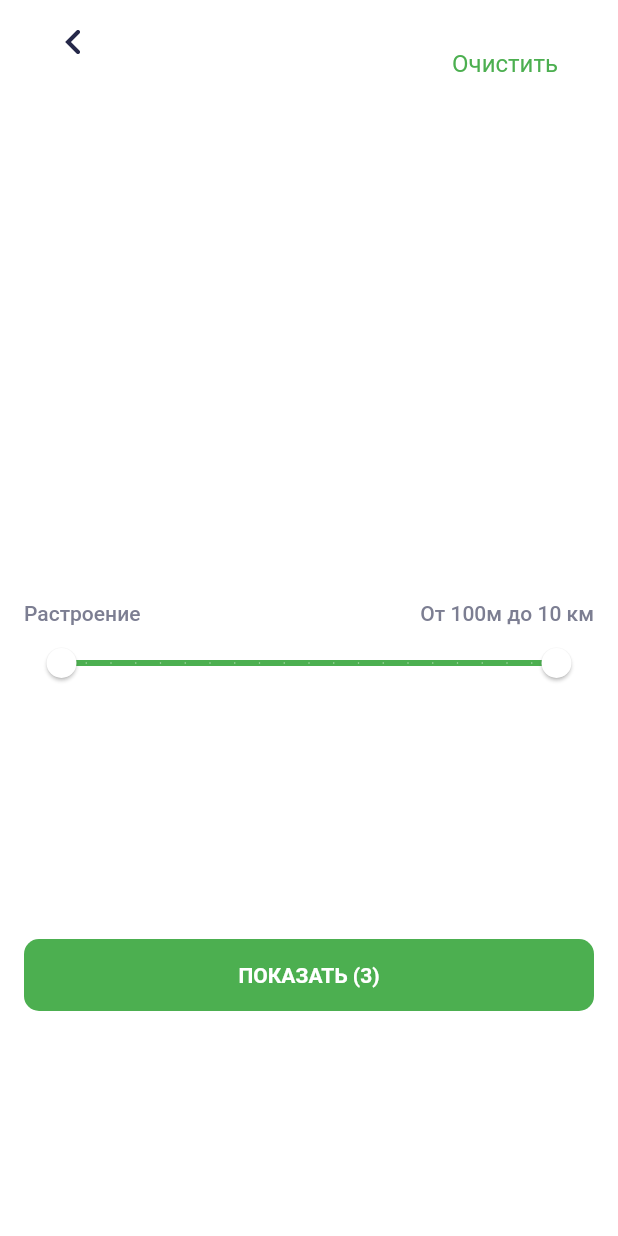
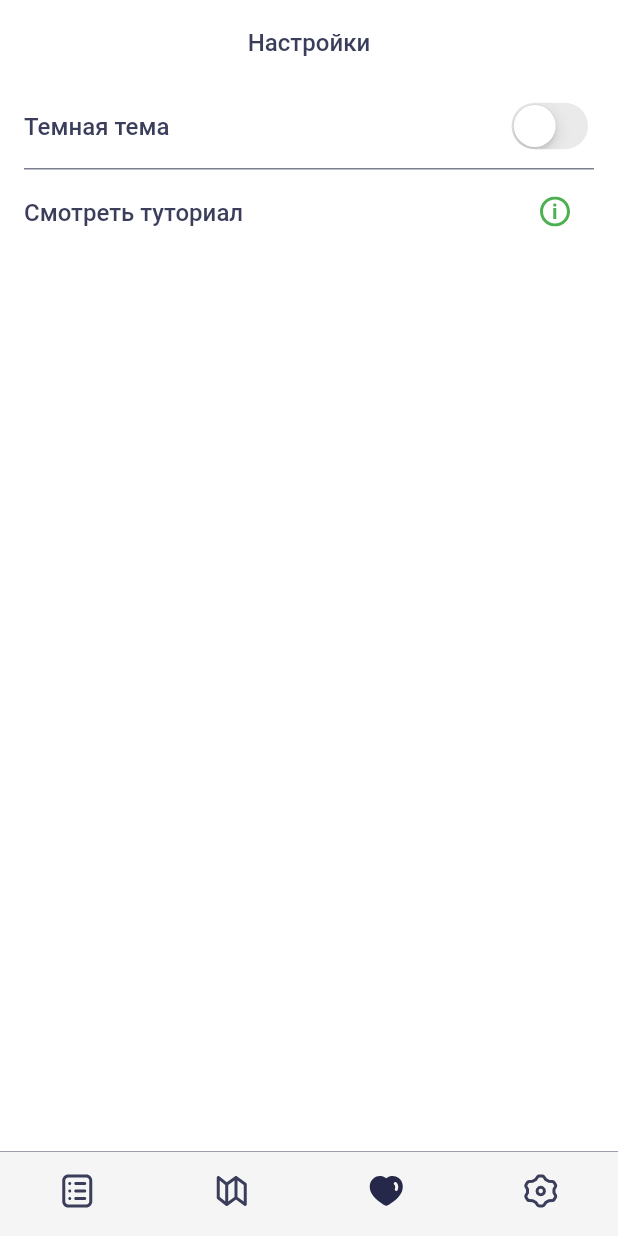
Before and after one commit to bxmeta/places, a Flutter app: the screen it shows after launch, on a phone screen of 412 x 824 dp. Run offline on Flutter 3.47's test engine with Material 2 defaults, Android fonts, the phone set to English and light mode, and no system bars; our stand-ins replace flutter_svg.

Commit message:
Settings screen

```diff
--- a/lib/main.dart
+++ b/lib/main.dart
@@ -1,6 +1,8 @@
 import 'package:flutter/material.dart';
+import 'package:places/service/app_settings.dart';
 import 'package:places/ui/res/app_themes.dart';
 import 'package:places/ui/screen/filter_screen.dart';
+import 'package:places/ui/screen/settings_screen.dart';
 import 'package:places/ui/screen/sight_details.dart';
 import 'package:places/ui/screen/sight_list_screen.dart';
 import 'package:places/ui/screen/visiting_screen.dart';
@@ -10,17 +12,23 @@ void main() {
   runApp(const App(),);
 }
 
-class App extends StatelessWidget {
+class App extends StatefulWidget {
   const App({Key? key}) : super(key: key);
 
   @override
+  State<App> createState() => _AppState();
+}
+
+class _AppState extends State<App> {
+  @override
   Widget build(BuildContext context) {
-    const isDark = false;
-
-    return  MaterialApp(
-      title: 'Demo',
-      theme:  AppThemes.lightTheme,
-      home: const FilterScreen(),
+    return ValueListenableBuilder<bool>(
+      valueListenable: AppSettings.themeIsLight,
+      builder: (_, isLight, __) => MaterialApp(
+        title: 'Places',
+        theme: isLight ? AppThemes.lightTheme : AppThemes.darkTheme,
+        home: const SettingsScreen(),
+      ),
     );
   }
 }
--- /dev/null
+++ b/lib/service/app_settings.dart
@@ -0,0 +1,8 @@
+
+import 'package:flutter/material.dart';
+
+/// Хранилище настроек (временно, до прохождения стейт менеджеров)
+abstract class AppSettings {
+  /// настройки темы
+  static ValueNotifier<bool> themeIsLight = ValueNotifier(true);
+}
--- a/lib/ui/res/app_colors.dart
+++ b/lib/ui/res/app_colors.dart
@@ -13,8 +13,8 @@ class AppColors {
   static const lmNavIconColor = Color(0xFF252849);
   static const lmShadow = Color(0xFF7C7E92);
 
-  static const dmBackgroundMain = Color(0xFF21222C);
-  static const dmBackgroundSecond = Color(0xFF1A1A20);
+  static const dmBackground = Color(0xFF21222C);
+  static const dmSecondBackground = Color(0xFF1A1A20);
   static const dmTitle = Color(0xFFFFFFFF);
   static const dmDescription = Color(0xFF7C7E92);
   static const dmCategory = Color(0xFFFFFFFF);
--- a/lib/ui/res/app_icons.dart
+++ b/lib/ui/res/app_icons.dart
@@ -10,4 +10,5 @@ class AppIcons {
   static const appIconCalendar = 'res/images/icons/Calendar.svg';
   static const appIconBack = 'res/images/icons/Arrow.svg';
   static const appIconGo = 'res/images/icons/GO.svg';
+  static const appInfo = 'res/images/icons/Union.svg';
 }
--- a/lib/ui/res/app_strings.dart
+++ b/lib/ui/res/app_strings.dart
@@ -10,4 +10,7 @@ class AppStrings {
   static const appDistanceHint = 'От 100м до 10 км';
   static const appShow = 'Показать';
   static const appClear = 'Очистить';
+  static const appConfig = 'Настройки';
+  static const appDarkTheme = 'Темная тема';
+  static const appViewTutorial = 'Смотреть туториал';
 }
--- /dev/null
+++ b/lib/ui/screen/settings_screen.dart
@@ -0,0 +1,103 @@
+import 'package:flutter/cupertino.dart';
+import 'package:flutter/material.dart';
+import 'package:flutter_svg/svg.dart';
+import 'package:places/service/app_settings.dart';
+import 'package:places/ui/res/app_icons.dart';
+import 'package:places/ui/res/app_strings.dart';
+import 'package:places/ui/screen/sight_list_screen.dart';
+
+import '../../main.dart';
+
+class  SettingsScreen extends StatefulWidget {
+  const SettingsScreen({Key? key}) : super(key: key);
+
+  @override
+  State<SettingsScreen> createState() => _SettingsScreenState();
+}
+
+class _SettingsScreenState extends State<SettingsScreen> {
+  @override
+  Widget build(BuildContext context) {
+    final isDark = Theme.of(context).brightness == Brightness.dark;
+
+    return Scaffold(
+      resizeToAvoidBottomInset: false,
+      appBar: AppBar(
+        titleTextStyle: Theme.of(context).textTheme.subtitle1,
+        title: Text(AppStrings.appConfig),
+        centerTitle: true,
+      ),
+      body:  Column(
+        children: [
+          ListTile(
+            title: const Text(AppStrings.appDarkTheme),
+            trailing: CupertinoSwitch(
+              value: isDark,
+              onChanged: (value) {
+                AppSettings.themeIsLight.value = !value;
+              },
+            ),
+          ),
+          SizedBox(
+            height: 1,
+            child: Container(
+              color: Theme.of(context).shadowColor,
+              margin: const EdgeInsets.only(left: 16, right: 16,),
+            ),
+          ),
+          ListTile(
+            title: const Text(AppStrings.appViewTutorial),
+            trailing: Container(
+              margin: const EdgeInsets.only(right: 16),
+              child: SvgPicture.asset(
+                AppIcons.appInfo,
+              ),
+            ),
+          ),
+        ],
+      ),
+      bottomNavigationBar: Container(
+        decoration: BoxDecoration(
+          boxShadow: [
+            BoxShadow(
+              color: Theme.of(context).shadowColor,
+              offset: const Offset(0, -0.5),
+            ),
+          ],
+        ),
+        child: BottomNavigationBar(
+          type: BottomNavigationBarType.fixed,
+          showSelectedLabels: false,
+          showUnselectedLabels: false,
+          elevation:0,
+          items: [
+            BottomNavigationBarItem(
+              icon: SvgPicture.asset(
+                AppIcons.appIconList,
+              ),
+              label: '',
+            ),
+            BottomNavigationBarItem(
+              icon: SvgPicture.asset(
+                AppIcons.appIconMap,
+              ),
+              label: '',
+            ),
+            BottomNavigationBarItem(
+              icon: SvgPicture.asset(
+                AppIcons.appIconHeartFull,
+              ),
+              label: '',
+            ),
+            BottomNavigationBarItem(
+              icon: SvgPicture.asset(
+                AppIcons.appIconSettings,
+              ),
+              label: '',
+            ),
+          ],
+        ),
+      ),
+    );
+  }
+}
--- a/pubspec.yaml
+++ b/pubspec.yaml
@@ -17,6 +17,7 @@ dependencies:
     sdk: flutter
   flutter_svg: ^1.0.3
   google_fonts: ^2.1.0
+  provider: ^6.0.2
   surf_lint_rules: ^1.4.1
 
 dev_dependencies:
```
Also changed, not shown: lib/ui/res/app_themes.dart (+48 -0 lines), res/images/icons/Union.svg (added), 1 other file.
